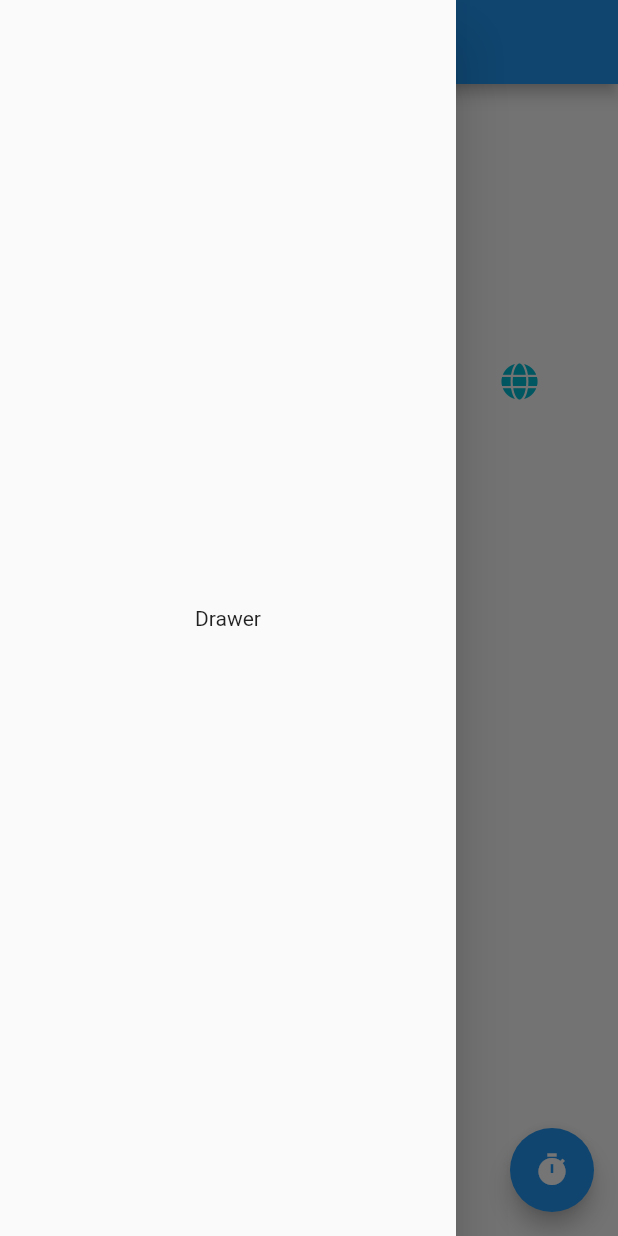
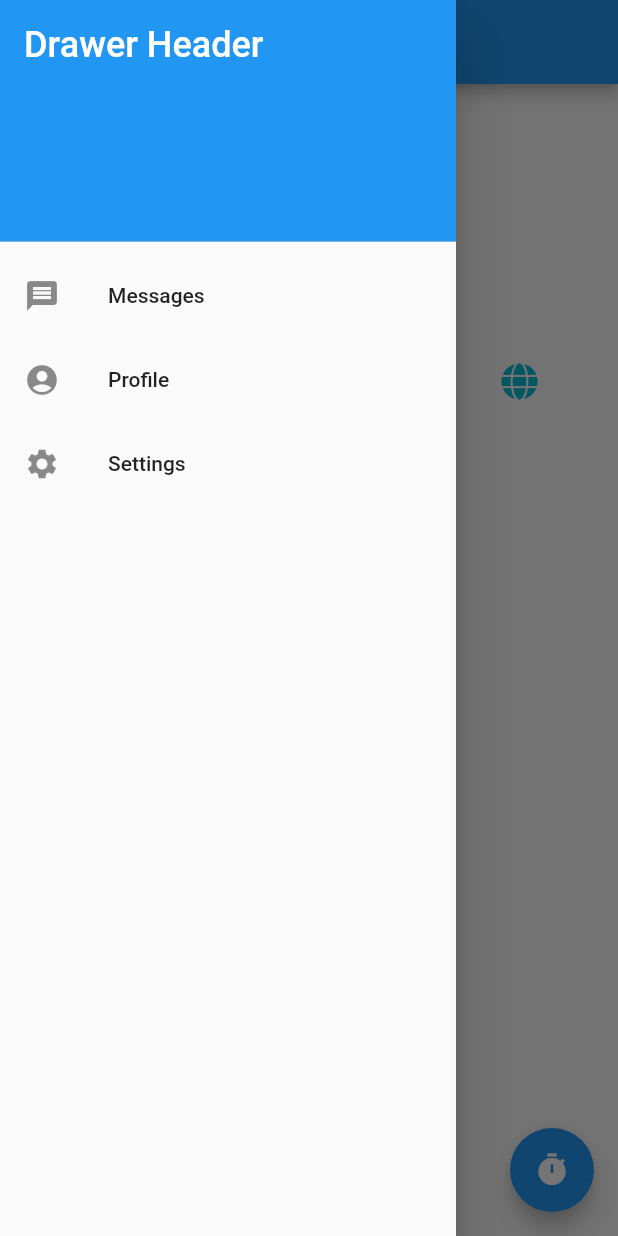
Before and after one commit to terra-namibia/practice2, a Flutter app: the screen it shows after launch, with the side drawer open, on a phone screen of 412 x 824 dp. Run offline on Flutter 3.47's test engine with Material 2 defaults, Android fonts, the phone set to English and light mode, and no system bars; our stand-ins replace font_awesome_flutter.

Commit message:
modify Drawer

```diff
--- a/lib/main.dart
+++ b/lib/main.dart
@@ -76,7 +76,37 @@ class _MyHomePageState extends State<MyHomePage> {
           Text("初めてのタイトル"),
         ]),
       ),
-      drawer: const Drawer(child: Center(child: Text("Drawer"))),
+      drawer: Drawer(
+        child: ListView(
+          padding: EdgeInsets.zero,
+          children: <Widget>[
+            DrawerHeader(
+              decoration: BoxDecoration(
+                color: Colors.blue,
+              ),
+              child: Text(
+                'Drawer Header',
+                style: TextStyle(
+                  color: Colors.white,
+                  fontSize: 24,
+                ),
+              ),
+            ),
+            ListTile(
+              leading: Icon(Icons.message),
+              title: Text('Messages'),
+            ),
+            ListTile(
+              leading: Icon(Icons.account_circle),
+              title: Text('Profile'),
+            ),
+            ListTile(
+              leading: Icon(Icons.settings),
+              title: Text('Settings'),
+            ),
+          ],
+        ),
+      ),
       body: Column(
         children: [
           const Text("data1"),
```
